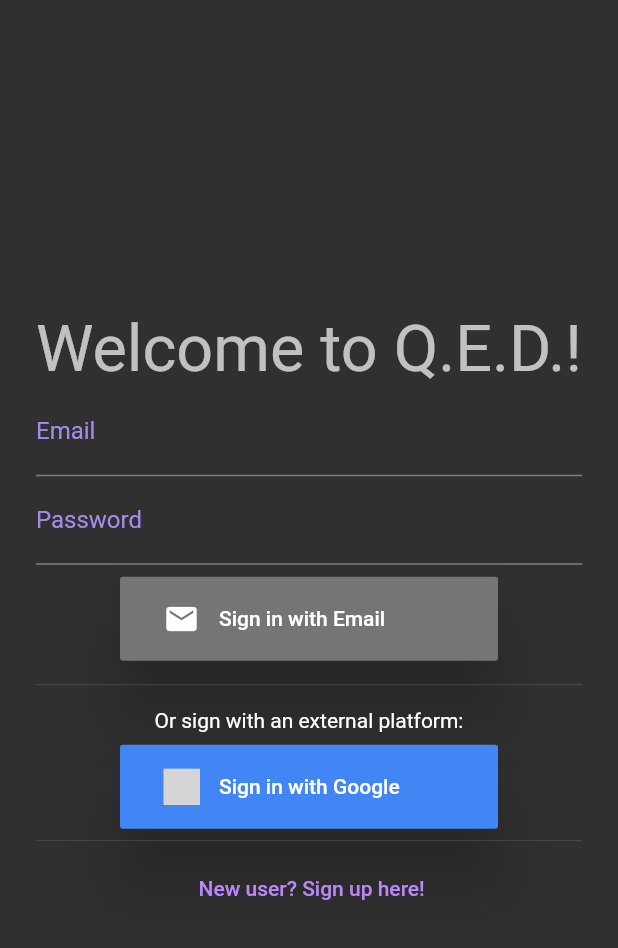
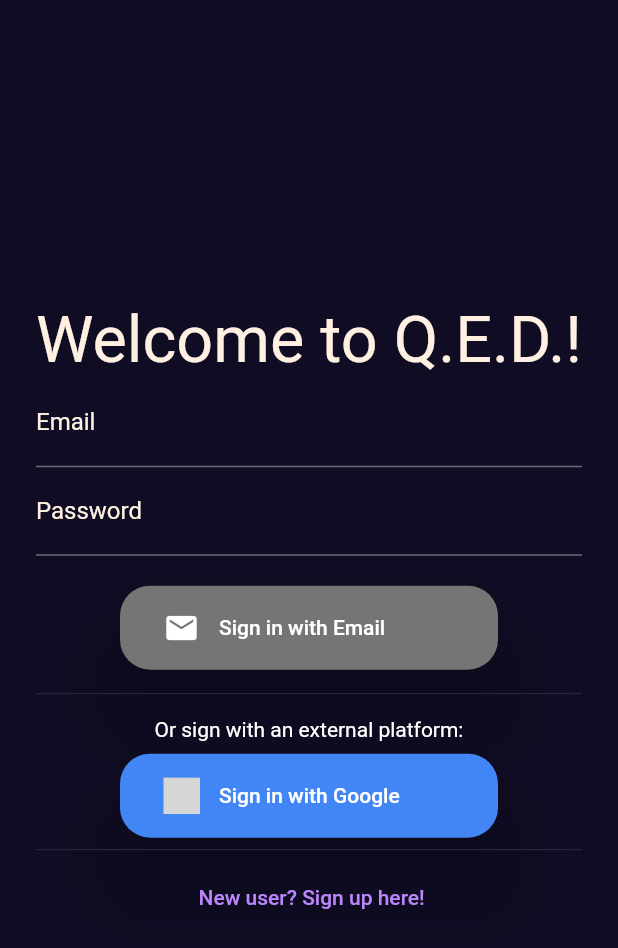
Before and after one commit to RobBobBot/Q.E.D., a Flutter app: the screen it shows after launch, on a phone screen of 412 x 824 dp. Shown: the top 948 px of the screen. Run offline on Flutter 3.47's test engine with Material 2 defaults, Android fonts, the phone set to English and light mode, and no system bars; our stand-ins replace cloud_firestore, file_picker, firebase_auth, firebase_core, firebase_storage, flutter_redux and 5 more; missing offline and left inert: advance_pdf_viewer, dart:ffi, syncfusion_flutter_pdfviewer; accounts and stored records are empty; Roboto replaces fonts that are missing (Hind); grey boxes are pictures that could not be loaded.

Commit message:
finished homescreen and drawer themes

```diff
--- a/lib/custom_widgets/presentation_widget.dart
+++ b/lib/custom_widgets/presentation_widget.dart
@@ -18,10 +18,8 @@ class PresentationWidget extends StatelessWidget {
 
   @override
   Widget build(BuildContext context) {
-    return Material(
-      child: Column(
-        children: elements,
-      ),
+    return Column(
+      children: elements,
     );
   }
 }
--- a/lib/screens/homescreen.dart
+++ b/lib/screens/homescreen.dart
@@ -38,7 +38,7 @@ class _HomeScreenState extends State<HomeScreen> {
   Widget build(BuildContext context) {
     return Scaffold(
       appBar: AppBar(
-        backgroundColor: Theme.of(context).primaryColor,
+        backgroundColor: Theme.of(context).appBarTheme.backgroundColor,
         title: Row(
           children: [
             Image.asset(
--- a/lib/screens/signin.dart
+++ b/lib/screens/signin.dart
@@ -73,9 +73,7 @@ class _SignInState extends State<SignIn> {
                 decoration: InputDecoration(
                   labelText: "Email",
                   errorText: userError,
-                  labelStyle: TextStyle(
-                    color: Color.fromARGB(255, 164, 139, 233),
-                  ),
+                  labelStyle: Theme.of(context).inputDecorationTheme.labelStyle,
                 ),
                 controller: userController,
               ),
@@ -83,15 +81,13 @@ class _SignInState extends State<SignIn> {
                 decoration: InputDecoration(
                   labelText: "Password",
                   errorText: passError,
-                  labelStyle: TextStyle(
-                    color: Color.fromARGB(255, 164, 139, 233),
-                  ),
+                  labelStyle: Theme.of(context).inputDecorationTheme.labelStyle,
                 ),
                 controller: passController,
                 obscureText: true,
               ),
               Padding(
-                padding: const EdgeInsets.all(8.0),
+                padding: const EdgeInsets.fromLTRB(8,20,8,8),
                 child: SignInButton(
                   Buttons.Email,
                   onPressed: () async {
@@ -105,6 +101,7 @@ class _SignInState extends State<SignIn> {
                       );
                     }
                   },
+                  shape: RoundedRectangleBorder(borderRadius: BorderRadius.circular(20)),
                   padding: EdgeInsets.all(16.0),
                   elevation: 20.0,
                 ),
@@ -121,6 +118,7 @@ class _SignInState extends State<SignIn> {
                 },
                 padding: EdgeInsets.all(16.0),
                 elevation: 20.0,
+                shape: RoundedRectangleBorder(borderRadius: BorderRadius.circular(20)),
               ),
               Divider(),
               TextButton(
--- a/lib/theme_data.dart
+++ b/lib/theme_data.dart
@@ -3,28 +3,36 @@ import 'package:flutter/material.dart';
 ThemeData myTheme = ThemeData(
   colorScheme: ColorScheme.dark(),
   drawerTheme: const DrawerThemeData(
-    backgroundColor: Color.fromARGB(255, 59, 22, 161),
+    backgroundColor: Color.fromARGB(255, 42, 15, 116),
   ),
+  scaffoldBackgroundColor: Color.fromARGB(255, 15, 12, 35),
   appBarTheme: const AppBarTheme(
     backgroundColor: Color.fromARGB(255, 42, 15, 116),
     titleTextStyle: TextStyle(fontSize: 32.0, fontStyle: FontStyle.italic),
   ),
-  hintColor: Color.fromARGB(255, 92, 60, 180),
   inputDecorationTheme: const InputDecorationTheme(
-    labelStyle: TextStyle(),
+    labelStyle: TextStyle(color: Color.fromARGB(255, 255, 240, 225)),
   ),
   textTheme: const TextTheme(
     headline1: TextStyle(fontSize: 56.0, fontWeight: FontWeight.bold),
-    //headline2: TextStyle(fontSize: 14.0, color: Color.fromARGB(255, 164, 139, 233),),
+    headline2: TextStyle(
+      color: Color.fromARGB(255, 255, 240, 225),
+    ),
     bodyText2: TextStyle(fontSize: 14.0, fontFamily: 'Hind'),
   ),
 );
 
-ListTileThemeData drawerTile = const ListTileThemeData(
+ListTileThemeData drawerTile = ListTileThemeData(
   textColor: Color.fromARGB(255, 254, 168, 0),
+  tileColor: Color.fromARGB(255, 21, 17, 48),
+  shape: RoundedRectangleBorder(borderRadius: BorderRadius.circular(10)),
 );
 TextStyle presentationTitle = TextStyle(
   fontSize: 24,
-  //fontStyle: FontStyle.italic,
+  fontStyle: FontStyle.italic,
   fontWeight: FontWeight.bold,
 );
+ListTileThemeData presentationContent = ListTileThemeData(
+  shape: RoundedRectangleBorder(borderRadius: BorderRadius.circular(10)),
+  tileColor: Color.fromARGB(255, 21, 17, 48)
+);
```
Also changed, not shown: lib/custom_widgets/contest_list_tile.dart (+14 -7 lines), lib/custom_widgets/mydrawer.dart (+2 -5 lines), assets/images/symbols.png (added).
